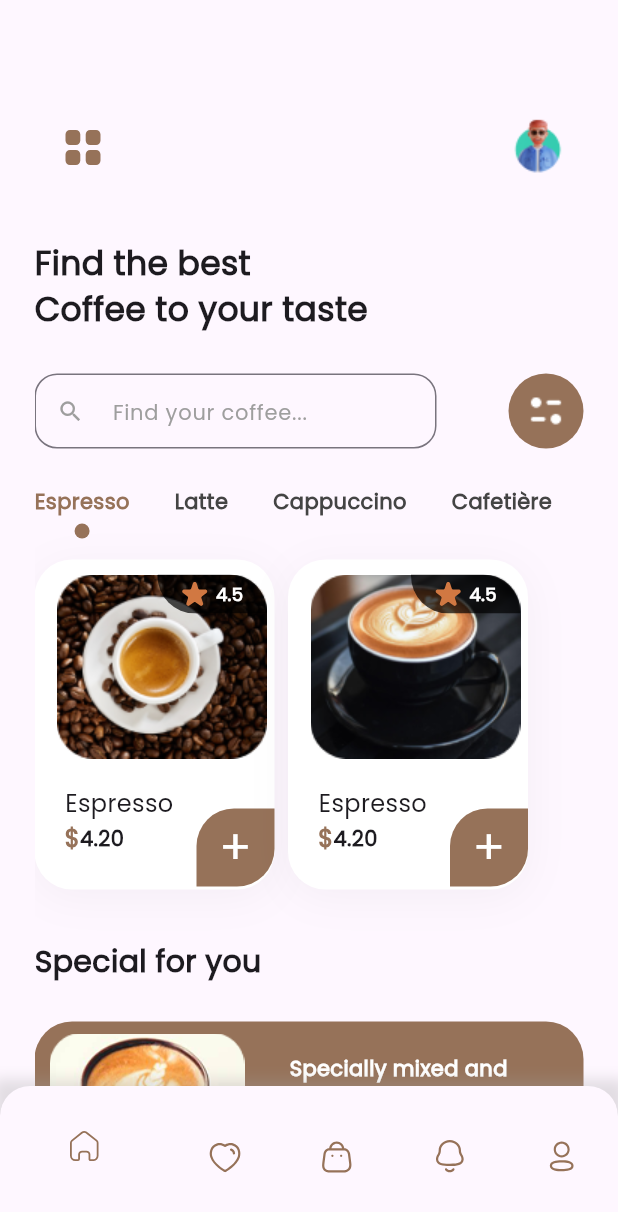
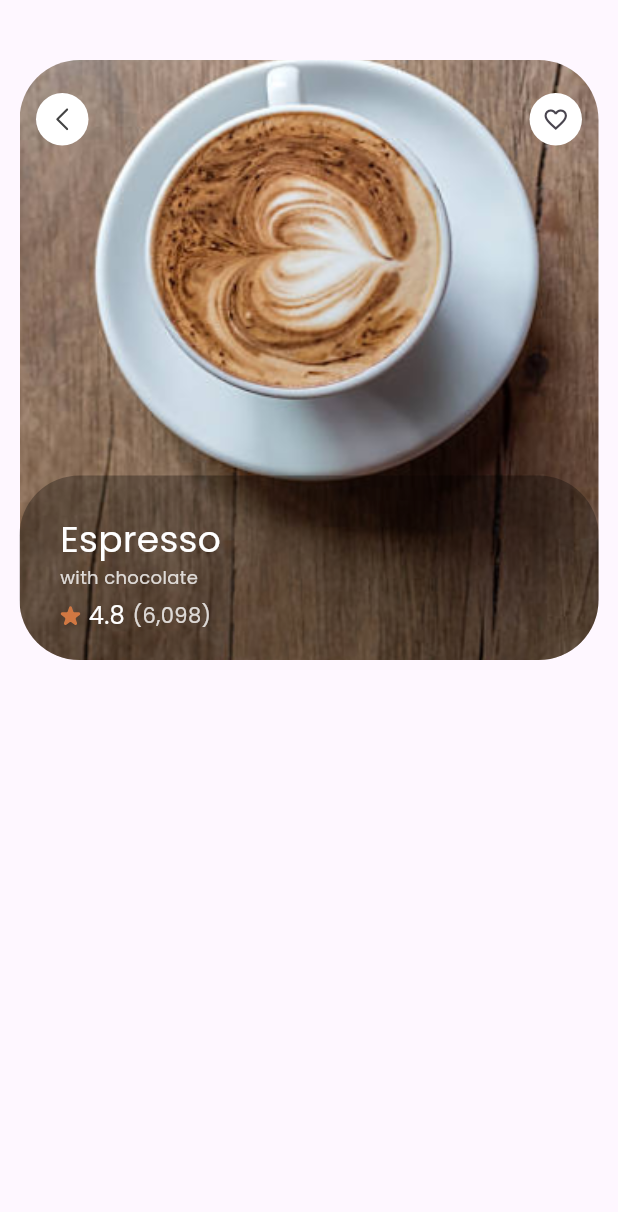
Before and after one commit to Samandarxon/coffee_app, a Flutter app: the BottomNavbar screen opened directly, after a tap on "4.5", on a phone screen of 412 x 824 dp. Shown: the top 1212 px of the screen. Run offline on Flutter 3.47's test engine with Material 3 defaults, Android fonts, the phone set to English and light mode, and no system bars; our stand-ins replace flutter_svg.

Commit message:
16-08-2025

```diff
--- /dev/null
+++ b/lib/screen/details_screen.dart
@@ -0,0 +1,153 @@
+import 'package:flutter/material.dart';
+import 'package:flutter_svg/svg.dart';
+
+class DetailsScreen extends StatefulWidget {
+  const DetailsScreen({super.key});
+
+  @override
+  State<DetailsScreen> createState() => _DetailsScreenState();
+}
+
+class _DetailsScreenState extends State<DetailsScreen> {
+  @override
+  Widget build(BuildContext context) {
+    return Scaffold(
+      body: Column(
+        children: [
+          Expanded(
+            child: Padding(
+              padding: const EdgeInsets.fromLTRB(13, 40, 13, 25),
+              child: SingleChildScrollView(
+                child: Column(
+                  children: [
+                    Container(
+                      width: MediaQuery.of(context).size.width,
+                      height: 400,
+                      decoration: BoxDecoration(
+                        borderRadius: BorderRadius.circular(40),
+                        image: DecorationImage(
+                          image: AssetImage("assets/images/Rectangle 24.png"),
+                          fit: BoxFit.cover,
+                        ),
+                      ),
+                      child: Column(
+                        mainAxisAlignment: MainAxisAlignment.spaceBetween,
+                        children: [
+                          Padding(
+                            padding: const EdgeInsets.only(
+                              left: 11,
+                              right: 11,
+                              top: 22,
+                            ),
+                            child: Row(
+                              mainAxisAlignment: MainAxisAlignment.spaceBetween,
+                              children: [
+                                Container(
+                                  width: 35,
+                                  height: 35,
+                                  decoration: BoxDecoration(
+                                    borderRadius: BorderRadius.circular(100),
+                                    color: Colors.white,
+                                  ),
+                                  child: IconButton(
+                                    onPressed: () {
+                                      Navigator.of(context).pop();
+                                    },
+                                    icon: SvgPicture.asset(
+                                      "assets/icons/Arrow---Left-2.svg",
+                                    ),
+                                  ),
+                                ),
+                                Container(
+                                  width: 35,
+                                  height: 35,
+                                  decoration: BoxDecoration(
+                                    borderRadius: BorderRadius.circular(100),
+                                    color: Colors.white,
+                                  ),
+                                  child: IconButton(
+                                    onPressed: () {
+                                      Navigator.of(context).pop();
+                                    },
+                                    icon: Icon(Icons.favorite_border, size: 18),
+                                  ),
+                                ),
+                              ],
+                            ),
+                          ),
+                          Container(
+                            padding: EdgeInsets.fromLTRB(27, 25, 27, 18),
+                            width: MediaQuery.of(context).size.width,
+                            height: 123,
+                            decoration: BoxDecoration(
+                              borderRadius: BorderRadius.circular(40),
+                              color: Colors.black.withValues(alpha: 0.3),
+                            ),
+                            child: Row(
+                              children: [
+                                Column(
+                                  crossAxisAlignment: CrossAxisAlignment.start,
+                                  children: [
+                                    const Text(
+                                      "Espresso",
+                                      style: TextStyle(
+                                        fontSize: 24,
+                                        fontWeight: FontWeight.w500,
+                                        color: Colors.white,
+                                      ),
+                                    ),
+                                    Text(
+                                      "with chocolate",
+                                      style: TextStyle(
+                                        fontSize: 12,
+                                        fontWeight: FontWeight.w400,
+                                        color: Colors.white.withValues(
+                                          alpha: 0.8,
+                                        ),
+                                      ),
+                                    ),
+                                    const SizedBox(height: 6),
+                                    Row(
+                                      children: [
+                                        SvgPicture.asset(
+                                          "assets/icons/Star.svg",
+                                        ),
+                                        const SizedBox(width: 5),
+                                        Text(
+                                          "4.8",
+                                          style: TextStyle(
+                                            color: Colors.white,
+                                            fontSize: 16,
+                                            fontWeight: FontWeight.w400,
+                                          ),
+                                        ),
+                                        const SizedBox(width: 5),
+                                        Text(
+                                          "(6,098)",
+                                          style: TextStyle(
+                                            color: Color(
+                                              0xffFFFFFF,
+                                            ).withValues(alpha: .8),
+                                          ),
+                                        ),
+                                      ],
+                                    ),
+                                    Column(),
+                                  ],
+                                ),
+                              ],
+                            ),
+                          ),
+                        ],
+                      ),
+                    ),
+                  ],
+                ),
+              ),
+            ),
+          ),
+        ],
+      ),
+    );
+  }
+}
--- a/lib/screen/home_screen.dart
+++ b/lib/screen/home_screen.dart
@@ -1,3 +1,4 @@
+import 'package:coffee_app/screen/details_screen.dart';
 import 'package:flutter/material.dart';
 import 'package:flutter_svg/svg.dart';
 
@@ -154,7 +155,13 @@ class _HomeScreenState extends State<HomeScreen> {
                             scrollDirection: Axis.horizontal,
                             itemBuilder: (context, index) {
                               return GestureDetector(
-                                onTap: () {},
+                                onTap: () {
+                                  Navigator.of(context).push(
+                                    MaterialPageRoute(
+                                      builder: (context) => DetailsScreen(),
+                                    ),
+                                  );
+                                },
                                 child: Container(
                                   padding: const EdgeInsets.only(
                                     top: 10,
--- a/lib/widgets/bottom_navbar.dart
+++ b/lib/widgets/bottom_navbar.dart
@@ -3,7 +3,7 @@ import 'package:flutter/material.dart';
 import 'package:flutter_svg/flutter_svg.dart';
 
 class BottomNavbar extends StatefulWidget {
-  const BottomNavbar({super.key});
+  const  BottomNavbar({super.key});
 
   @override
   State<BottomNavbar> createState() => _BottomNavbarState();
```
Also changed, not shown: assets/icons/Arrow---Left-2.svg (added), assets/images/Rectangle 24.png (added), 1 other file.
